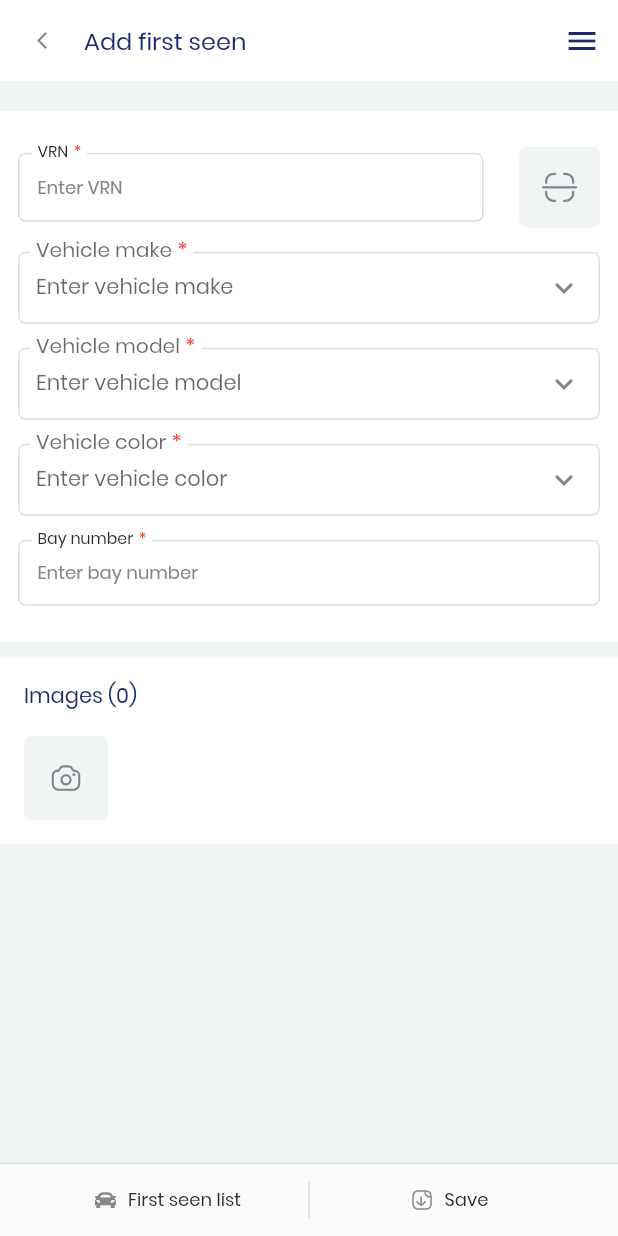
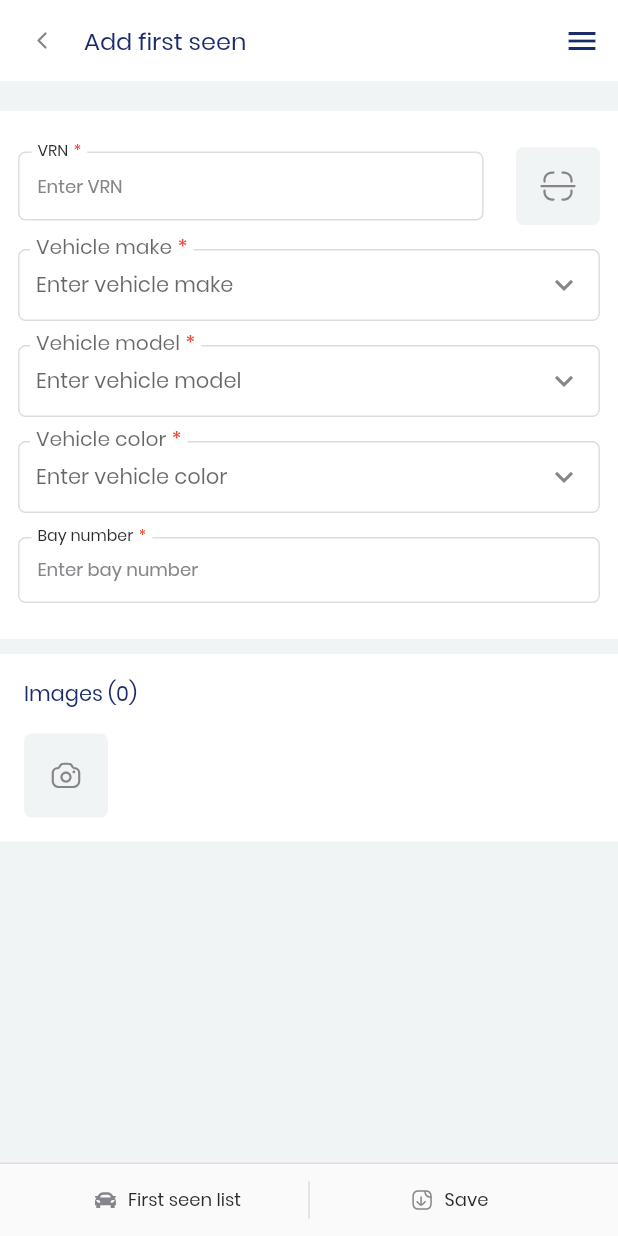
Before and after one commit to HaMinhThien-IT/iWarden, a Flutter app: the AddFirstSeenScreen screen opened by its route, on a phone screen of 412 x 824 dp. Run offline on Flutter 3.47's test engine with Material 2 defaults, Android fonts, the phone set to English and light mode, and no system bars; our stand-ins replace carousel_slider, dropdown_button2, flutter_svg, flutter_typeahead, fluttertoast, image_picker and 2 more; missing offline and left inert: anyline_plugin; accounts and stored records are empty; network calls fail; project files that could hold a hidden picture were left out.

Commit message:
update csan

```diff
--- a/lib/common/ButtonScan.dart
+++ b/lib/common/ButtonScan.dart
@@ -3,20 +3,21 @@ import 'package:flutter_svg/flutter_svg.dart';
 import 'package:iWarden/theme/color.dart';
 
 class ButtonScan extends StatelessWidget {
-  final Function onTap;
+  final VoidCallback onTap;
   const ButtonScan({super.key, required this.onTap});
 
   @override
   Widget build(BuildContext context) {
-    return Container(
-      decoration: BoxDecoration(
-        color: ColorTheme.grey200,
-        borderRadius: BorderRadius.circular(5),
-      ),
-      padding: const EdgeInsets.all(2.9),
-      child: IconButton(
-        onPressed: () => onTap,
-        icon: SvgPicture.asset("assets/svg/IconScan.svg"),
+    return InkWell(
+      onTap: onTap,
+      splashColor: ColorTheme.primary,
+      child: Container(
+        decoration: BoxDecoration(
+          color: ColorTheme.grey200,
+          borderRadius: BorderRadius.circular(5),
+        ),
+        padding: const EdgeInsets.all(16),
+        child: SvgPicture.asset("assets/svg/IconScan.svg"),
       ),
     );
   }
```
Also changed, not shown: lib/screens/add-first-seen/AddFirstSeenScreen.dart (+46 -1 lines).
